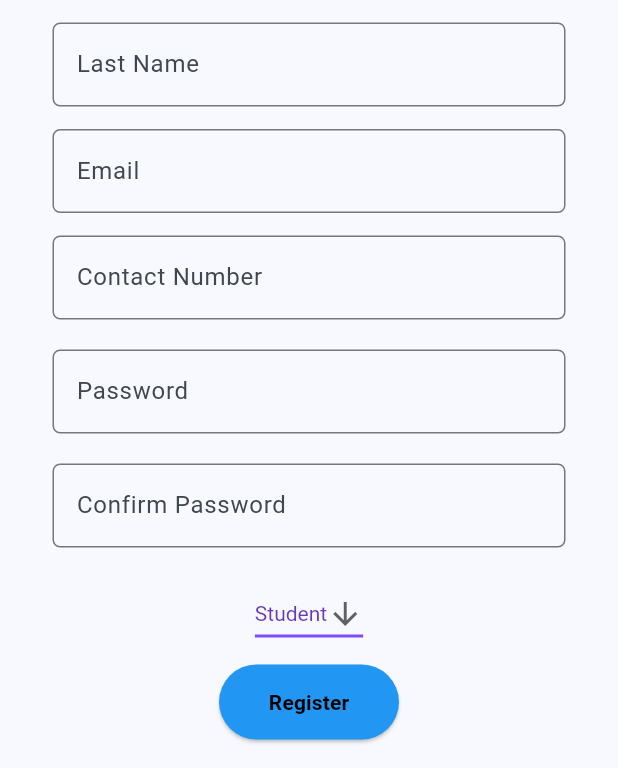
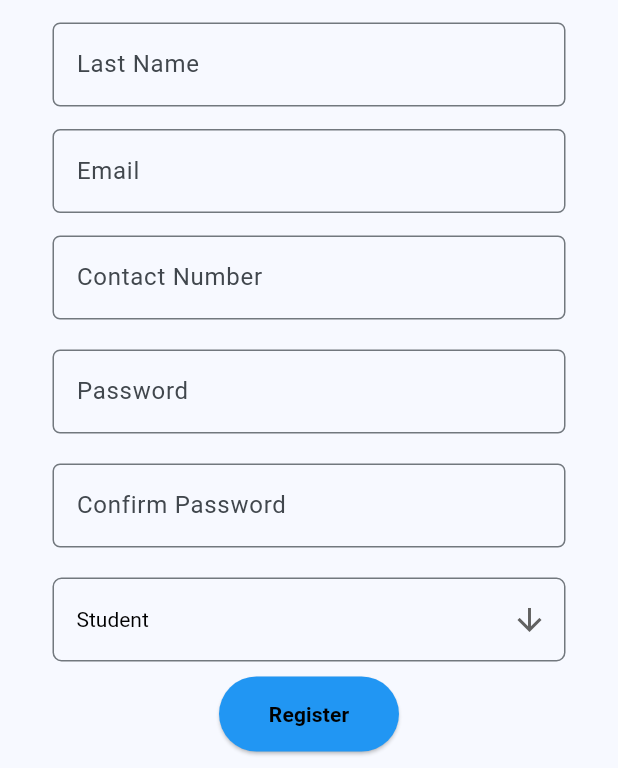
Before and after one commit to umer0254/DiscoverMySchool, a Flutter app: the SignUp screen opened directly, on a phone screen of 412 x 824 dp, the part 468-1236 px from its top. Run offline on Flutter 3.47's test engine with Material 3 defaults, Android fonts, the light colour scheme and no system bars.

Commit message:
login and register

```diff
--- a/lib/SignUp.dart
+++ b/lib/SignUp.dart
@@ -191,14 +191,17 @@ class __signupFormFields extends State<_signupFormFields> {
           ),
           Padding(
             padding: const EdgeInsets.fromLTRB(35, 10, 35, 10),
-            child: DropdownButton<String>(
+            child: DropdownButtonFormField<String>(
               value: dropdownValue,
               icon: const Icon(Icons.arrow_downward),
               elevation: 16,
-              style: const TextStyle(color: Colors.deepPurple),
-              underline: Container(
-                height: 2,
-                color: Colors.deepPurpleAccent,
+              style: const TextStyle(color: Colors.black),
+              // underline: Container(
+              //   height: 2,
+              //   color: Colors.deepPurpleAccent,
+              // ),
+              decoration: InputDecoration(
+                border: OutlineInputBorder(borderRadius: BorderRadius.circular(6))
               ),
               onChanged: (String? value) {
                 // This is called when the user selects an item.
--- a/lib/login.dart
+++ b/lib/login.dart
@@ -4,7 +4,6 @@ import 'package:discovermyschool/SignUp.dart';
 import 'package:discovermyschool/adminPanel.dart';
 import 'package:discovermyschool/schoolList.dart';
 import 'package:discovermyschool/schoolScreen.dart';
-
 import 'package:flutter/cupertino.dart';
 import 'package:flutter/material.dart';
 import 'package:http/http.dart';
```
